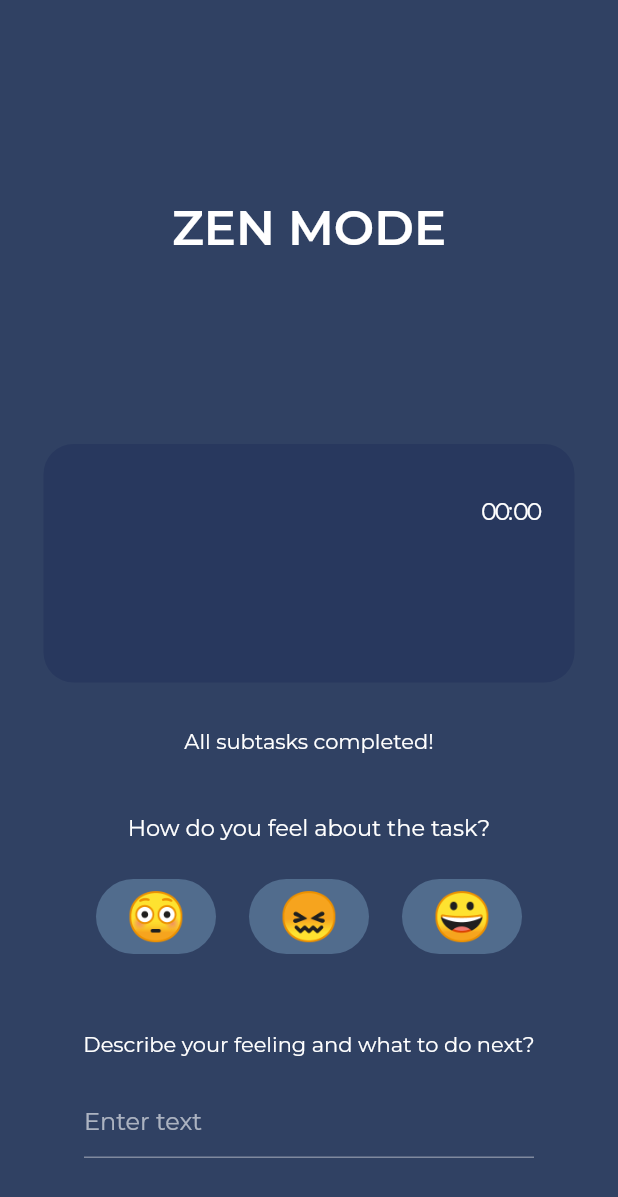
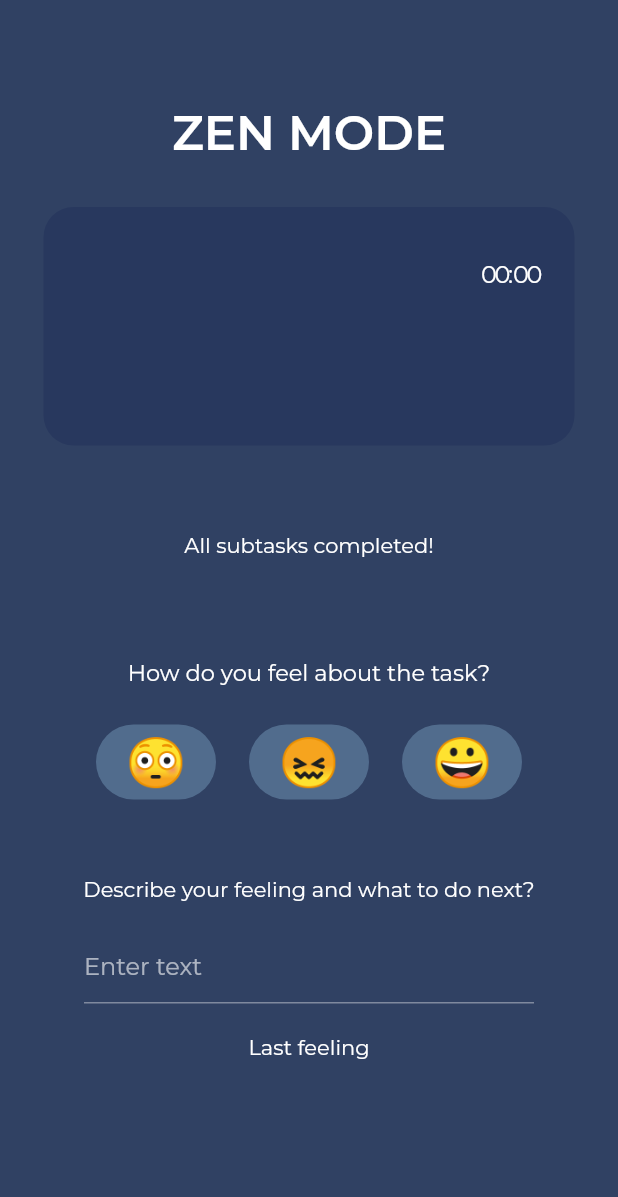
Before and after one commit to elem3ntary/flutter-todo-app, a Flutter app: the ZenMode screen opened directly with empty values, on a phone screen of 412 x 824 dp. Shown: the top 1197 px of the screen. Run offline on Flutter 3.47's test engine with Material 2 defaults, Android fonts, the phone set to English and light mode, and no system bars; our stand-ins replace google_fonts, rive, sqflite; accounts and stored records are empty.

Commit message:
Implement feeling journal feature

```diff
--- a/lib/common_widgets/feeling_card.dart
+++ b/lib/common_widgets/feeling_card.dart
@@ -1,10 +1,12 @@
 import 'package:flutter/material.dart';
 
 class FeelingCard extends StatefulWidget {
-  const FeelingCard({super.key, required this.feeling});
+  const FeelingCard(
+      {super.key, required this.feeling, required this.onSelectedChanged});
 
   static const selectedColor = Color(0xff598D51);
   final String feeling;
+  final void Function(bool selected) onSelectedChanged;
 
   @override
   State<FeelingCard> createState() => _FeelingCardState();
@@ -13,14 +15,17 @@ class FeelingCard extends StatefulWidget {
 class _FeelingCardState extends State<FeelingCard> {
   bool selected = false;
 
+  void toggleSelected() {
+    selected = !selected;
+    widget.onSelectedChanged(selected);
+  }
+
   @override
   Widget build(BuildContext context) {
     var theme = Theme.of(context);
     return GestureDetector(
       onTap: () {
-        setState(() {
-          selected = !selected;
-        });
+        setState(toggleSelected);
       },
       child: Container(
         margin: const EdgeInsets.all(11),
--- a/lib/models/task.dart
+++ b/lib/models/task.dart
@@ -1,3 +1,5 @@
+import 'dart:collection';
+
 class Task {
   int? id;
   bool completed;
@@ -9,7 +11,7 @@ class Task {
   List<Task>? subtasks;
 
   Duration time = const Duration(seconds: 0);
-  final List<String> _feelings = [];
+  String feeling;
   final availableFeelings = ['😳', '😖', '😀'];
 
   Task(this.name,
@@ -17,12 +19,21 @@ class Task {
       this.id,
       this.completed = false,
       this.ancestorTaskId,
-      this.subtaskIndex});
+      this.subtaskIndex,
+      this.feeling = ''});
 
   bool get persisted => id != null;
 
-  List<String> getFeelings() {
-    return _feelings;
+  String getLastFeeling() {
+    return feeling;
+  }
+
+  int getFeelingCount() {
+    return 1;
+  }
+
+  void addFeeling(String feeling) {
+    this.feeling = feeling;
   }
 
   String getReadableTime() {
@@ -38,7 +49,8 @@ class Task {
       'description': description,
       'completed': completed ? 1 : 0,
       'ancestorTaskId': ancestorTaskId,
-      'subtaskIndex': subtaskIndex
+      'subtaskIndex': subtaskIndex,
+      'feeling': feeling
     };
   }
 
@@ -48,7 +60,8 @@ class Task {
         id: map['id'],
         completed: map['completed'] == 1,
         ancestorTaskId: map['ancestorTaskId'],
-        subtaskIndex: map['subtaskIndex']);
+        subtaskIndex: map['subtaskIndex'],
+        feeling: map['feeling'] ?? '');
   }
 
   @override
--- a/lib/persistance.dart
+++ b/lib/persistance.dart
@@ -1,9 +1,11 @@
+// ignore_for_file: depend_on_referenced_packages
+
 import 'dart:async';
+import 'dart:developer' as dev;
 
 import 'package:path/path.dart';
 import 'package:sqflite/sqflite.dart';
 import 'package:todo_app/models/task.dart';
-import 'dart:developer' as dev;
 
 class AppDatabase {
   static Database? _database;
@@ -16,6 +18,7 @@ class AppDatabase {
       'completed INTEGER,'
       'subtaskIndex INTEGER,' // defines order of subtasks, NULL if ancestorTaskID is null
       'ancestorTaskId INTEGER,'
+      'feeling TEXT,'
       'FOREIGN KEY (ancestorTaskId) REFERENCES $tableName(id))';
   static const databaseVersion = 2;
 
--- a/lib/screens/task_list.dart
+++ b/lib/screens/task_list.dart
@@ -1,3 +1,5 @@
+// ignore_for_file: depend_on_referenced_packages
+
 import 'package:flutter/material.dart';
 import 'package:provider/provider.dart';
 import 'package:todo_app/common_widgets/todo_tile.dart';
--- a/lib/screens/zenmode.dart
+++ b/lib/screens/zenmode.dart
@@ -1,5 +1,8 @@
+// ignore_for_file: depend_on_referenced_packages
+
 import 'dart:async';
 
+import 'package:collection/collection.dart';
 import 'package:flutter/material.dart';
 import 'package:provider/provider.dart';
 import 'package:todo_app/common_widgets/feeling_card.dart';
@@ -8,7 +11,6 @@ import 'package:todo_app/common_widgets/single_progress_bar.dart';
 import 'package:todo_app/common_widgets/todo_tile.dart';
 import 'package:todo_app/models/task.dart';
 import 'package:todo_app/state/task_state.dart';
-import 'package:collection/collection.dart';
 
 class ZenMode extends StatefulWidget {
   final Task task;
@@ -27,6 +29,7 @@ class _ZenModeState extends State<ZenMode> {
 
     return Scaffold(
         backgroundColor: theme.colorScheme.background,
+        resizeToAvoidBottomInset: true,
         body: FutureBuilder(
           // TODO: bugs with Future builder are present.
           // when deleting item how to update internal data structure
@@ -38,19 +41,80 @@ class _ZenModeState extends State<ZenMode> {
               );
             }
             return Center(
+              child: SingleChildScrollView(
                 child: Column(
                   children: [
-                  const SizedBox(height: 132),
+                    // const SizedBox(height: 132),
                     Text(
                       'Zen mode'.toUpperCase(),
                       style: const TextStyle(
                           fontSize: 32, fontWeight: FontWeight.w600),
                     ),
-                  const SizedBox(height: 125),
+                    const SizedBox(height: 30),
                     ZenModeCard(cardColor: cardColor, task: widget.task),
                     const SizedBox(height: 30),
                     SubTaskTodoTile(task: widget.task),
                     const SizedBox(height: 40),
+                    FeelingInput(
+                      task: widget.task,
+                    ),
+                    const SizedBox(height: 20),
+                    const Text('Last feeling'),
+                    const SizedBox(height: 20),
+                    if (widget.task.getFeelingCount() > 0)
+                      Text(
+                        widget.task.getLastFeeling(),
+                        style: const TextStyle(fontSize: 24),
+                      )
+                    else
+                      const Text('Nothing yet'),
+                  ],
+                ),
+              ),
+            );
+          },
+        ));
+  }
+}
+
+class FeelingInput extends StatefulWidget {
+  const FeelingInput({
+    super.key,
+    required this.task,
+  });
+
+  final Task task;
+
+  @override
+  State<FeelingInput> createState() => _FeelingInputState();
+}
+
+class _FeelingInputState extends State<FeelingInput> {
+  final selectedFeelings = <String>[];
+
+  final _textEditingController = TextEditingController();
+
+  void _onSelectedChanged(bool value, String feeling) {
+    if (value) {
+      selectedFeelings.add(feeling);
+    } else {
+      selectedFeelings.remove(feeling);
+    }
+  }
+
+  void _onTextFiledSubmitted(String value, TaskState state) {
+    if (value.trim().isEmpty) {
+      return;
+    }
+    final feeling = selectedFeelings.join(' ');
+    state.addFeeling('$feeling $value', widget.task);
+  }
+
+  @override
+  Widget build(BuildContext context) {
+    final state = context.watch<TaskState>();
+    return Column(
+      children: [
         const Text('How do you feel about the task?',
             style: TextStyle(fontSize: 15)),
         const SizedBox(height: 15),
@@ -60,22 +124,26 @@ class _ZenModeState extends State<ZenMode> {
             for (var feeling in widget.task.availableFeelings)
               FeelingCard(
                 feeling: feeling,
+                onSelectedChanged: (value) =>
+                    _onSelectedChanged(value, feeling),
               ),
           ],
         ),
         const SizedBox(height: 40),
         const Text('Describe your feeling and what to do next?'),
         const SizedBox(height: 20),
-                  const SizedBox(
+        SizedBox(
           width: 300,
           child: TextField(
-                        decoration: InputDecoration(hintText: 'Enter text'),
-                      ))
+            controller: _textEditingController,
+            decoration: const InputDecoration(
+              hintText: 'Enter text',
+            ),
+            onSubmitted: (value) => _onTextFiledSubmitted(value, state),
+          ),
+        ),
       ],
-              ),
     );
-          },
-        ));
   }
 }
 
@@ -110,7 +178,8 @@ class _SubTaskTodoTileState extends State<SubTaskTodoTile> {
   @override
   Widget build(BuildContext context) {
     if (subtask == null) {
-      return const Text('All subtasks completed!');
+      return const SizedBox(
+          height: 72, child: Center(child: Text('All subtasks completed!')));
     }
 
     return SizedBox(
@@ -171,12 +240,12 @@ class _ZenModeCardState extends State<ZenModeCard> {
 
   double getProgressBarWidth(double totalWidth, int barsCount,
       {double padding = 8}) {
+    // TODO: size overflows
     return totalWidth / barsCount - padding;
   }
 
   @override
   Widget build(BuildContext context) {
-    final state = context.watch<TaskState>();
     final subtasks = widget.task.subtasks;
     final progressBarWidth = getProgressBarWidth(308, subtasks!.length);
     return GestureDetector(
@@ -219,6 +288,7 @@ class _ZenModeCardState extends State<ZenModeCard> {
             const SizedBox(height: 40),
             Row(
               children: [
+                if (widget.task.subtasks!.length > 1)
                   for (var i = 0; i < widget.task.subtasks!.length; i++)
                     SingleProgressBar(
                       cardWidth: progressBarWidth,
--- a/lib/state/task_state.dart
+++ b/lib/state/task_state.dart
@@ -1,5 +1,3 @@
-import 'dart:ffi';
-
 import 'package:flutter/foundation.dart';
 import 'package:todo_app/models/task.dart';
 import 'package:todo_app/persistance.dart';
@@ -13,6 +11,12 @@ class TaskState extends ChangeNotifier {
     int taskId = await database.insertTask(task);
     notifyListeners();
     return taskId;
+  }
+
+  void addFeeling(String feeling, Task task) {
+    task.addFeeling(feeling);
+    database.updateTask(task);
+    notifyListeners();
   }
 
   void markTaskAsCompleted(Task task) {
```
Also changed, not shown: pubspec.yaml (+4 -3 lines), pubspec.lock. Lines whose indentation alone changed are shown as unchanged.
